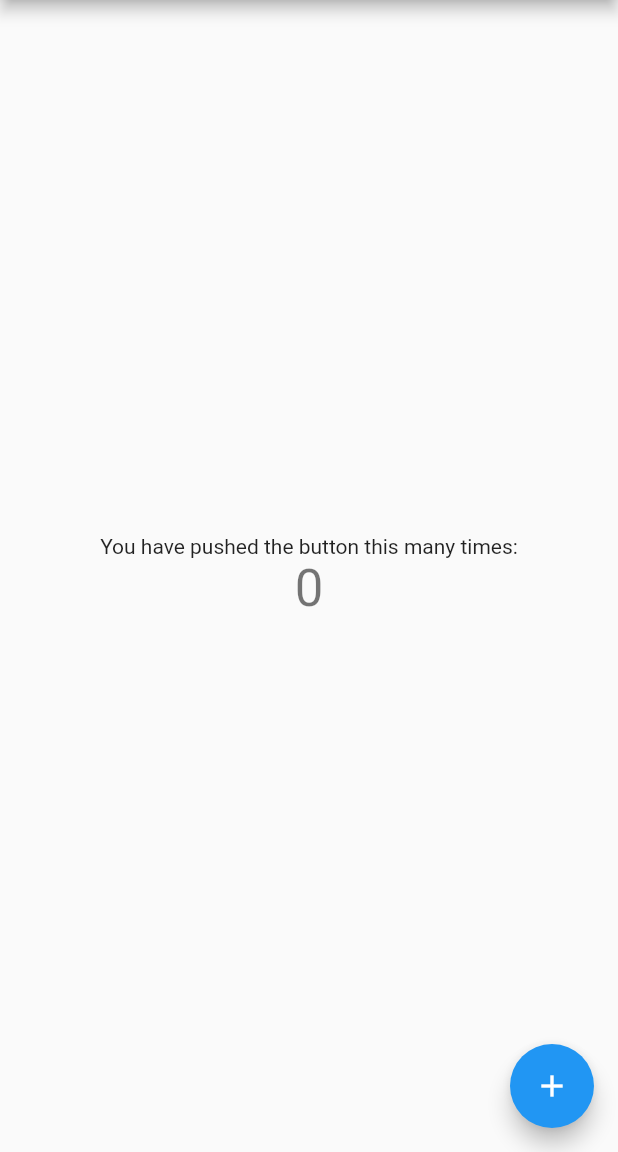
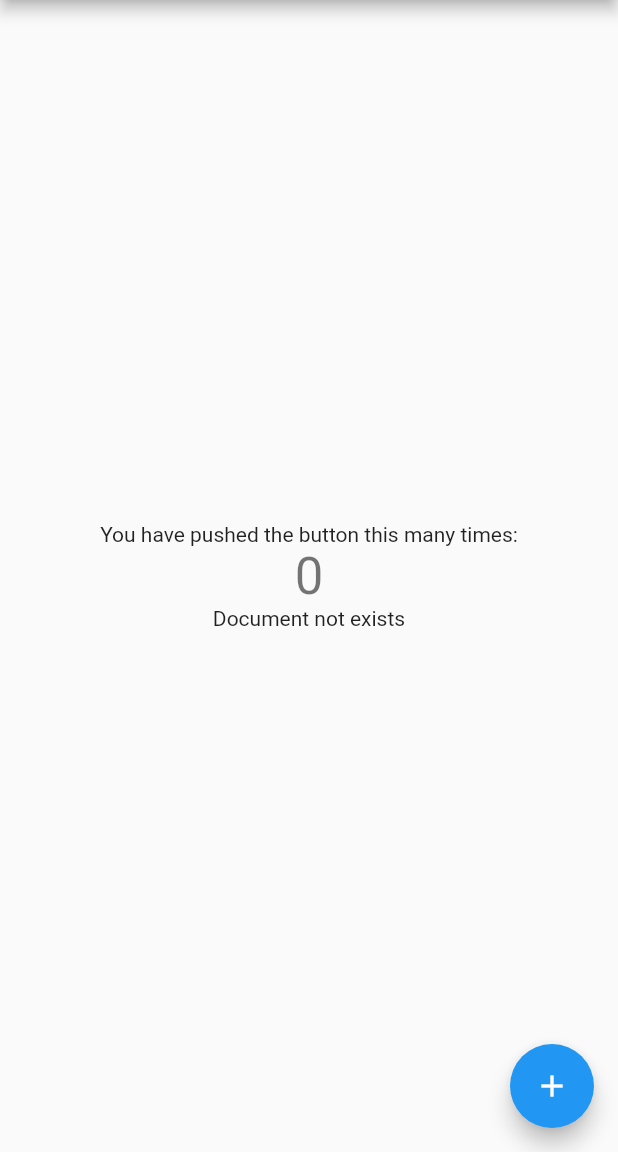
Before and after one commit to thruthesky/flact, a Flutter app: the screen it shows after launch, on a phone screen of 412 x 824 dp, the part 84-1236 px from its top. Run offline on Flutter 3.47's test engine with Material 2 defaults, Android fonts, the phone set to English and light mode, and no system bars; our stand-ins replace cloud_firestore, firebase_core; accounts and stored records are empty.

```diff
--- a/lib/main.dart
+++ b/lib/main.dart
@@ -1,4 +1,5 @@
 import 'package:act/firebase_options.dart';
+import 'package:cloud_firestore/cloud_firestore.dart';
 import 'package:firebase_core/firebase_core.dart';
 import 'package:flutter/material.dart';
 
@@ -59,6 +60,23 @@ class _MyHomePageState extends State<MyHomePage> {
               '$_counter',
               style: Theme.of(context).textTheme.headline4,
             ),
+            StreamBuilder<DocumentSnapshot>(
+              stream: FirebaseFirestore.instance.collection('settings').doc('admins').snapshots(),
+              builder: ((context, AsyncSnapshot<DocumentSnapshot> snapshot) {
+                if (snapshot.hasError) return Text(snapshot.error.toString());
+                if (snapshot.connectionState == ConnectionState.waiting) {
+                  return const CircularProgressIndicator.adaptive();
+                }
+                if (snapshot.hasData == false) return const Text('No data');
+                final snap = snapshot.data!;
+
+                if (snapshot.data == null || snapshot.data!.exists == false) {
+                  return const Text('Document not exists');
+                }
+
+                return Text('Stream Builder; ${snapshot.data?.data()}');
+              }),
+            )
           ],
         ),
       ),
```
